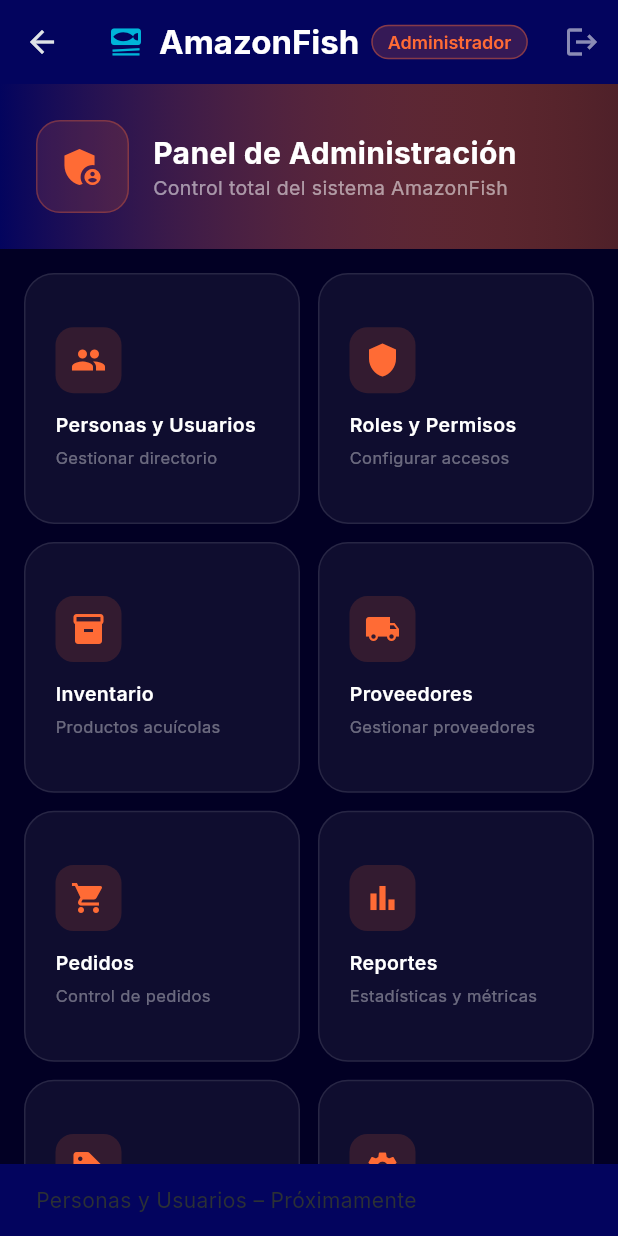
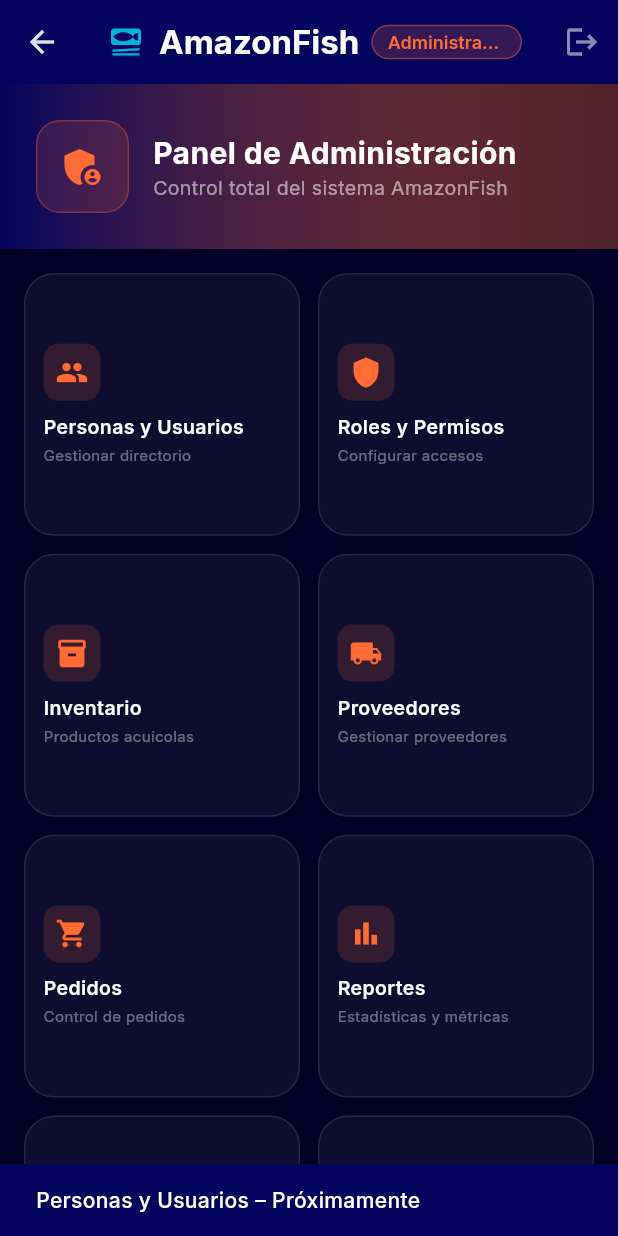
Before and after one commit to JoseProano/Proyecto_Construcci-n_Evoluci-n_Software_30743_GR09, a Flutter app: the _RoleScreen screen opened directly, after a tap on "Personas y Usuarios", on a phone screen of 412 x 824 dp. Run offline on Flutter 3.47's test engine with Material 3 defaults, Android fonts, the phone set to English and light mode, and no system bars; our stand-ins replace google_fonts, shared_preferences; accounts and stored records are empty.

Commit message:
fix: resolve mobile app layout overflows and snackbar text contrast

```diff
--- a/app/lib/screens/admin_screen.dart
+++ b/app/lib/screens/admin_screen.dart
@@ -118,7 +118,8 @@ class _RoleScreen extends StatelessWidget {
               style: GoogleFonts.inter(fontWeight: FontWeight.w700, color: Colors.white),
             ),
             const SizedBox(width: 8),
-            Container(
+            Flexible(
+              child: Container(
                 padding: const EdgeInsets.symmetric(horizontal: 10, vertical: 3),
                 decoration: BoxDecoration(
                   color: roleColor.withOpacity(0.2),
@@ -129,6 +130,8 @@ class _RoleScreen extends StatelessWidget {
                   title,
                   style: GoogleFonts.inter(
                     fontSize: 12, color: roleColor, fontWeight: FontWeight.w600),
+                  overflow: TextOverflow.ellipsis,
+                ),
               ),
             ),
           ],
@@ -172,19 +175,25 @@ class _RoleScreen extends StatelessWidget {
                   child: Icon(icon, color: roleColor, size: 32),
                 ),
                 const SizedBox(width: 16),
-                Column(
+                Expanded(
+                  child: Column(
                     crossAxisAlignment: CrossAxisAlignment.start,
                     children: [
                       Text(
                         greeting,
                         style: GoogleFonts.inter(
                           fontSize: 20, fontWeight: FontWeight.w700, color: Colors.white),
+                        maxLines: 1,
+                        overflow: TextOverflow.ellipsis,
                       ),
                       Text(
                         description,
                         style: GoogleFonts.inter(fontSize: 13, color: Colors.white54),
+                        maxLines: 2,
+                        overflow: TextOverflow.ellipsis,
                       ),
                     ],
+                  ),
                 ),
               ],
             ),
@@ -198,7 +207,7 @@ class _RoleScreen extends StatelessWidget {
                 crossAxisCount: 2,
                 crossAxisSpacing: 12,
                 mainAxisSpacing: 12,
-                childAspectRatio: 1.1,
+                childAspectRatio: 1.05,
               ),
               itemCount: menuItems.length,
               itemBuilder: (_, i) => _MenuCard(
@@ -227,14 +236,20 @@ class _MenuCard extends StatelessWidget {
         onTap: () {
           ScaffoldMessenger.of(context).showSnackBar(
             SnackBar(
-              content: Text('${item.title} – Próximamente'),
+              content: Text(
+                '${item.title} – Próximamente',
+                style: GoogleFonts.inter(
+                  color: Colors.white,
+                  fontWeight: FontWeight.w500,
+                ),
+              ),
               backgroundColor: const Color(0xFF03045E),
               duration: const Duration(seconds: 1),
             ),
           );
         },
         child: Container(
-          padding: const EdgeInsets.all(20),
+          padding: const EdgeInsets.all(12),
           decoration: BoxDecoration(
             color: Colors.white.withOpacity(0.05),
             borderRadius: BorderRadius.circular(20),
@@ -245,24 +260,25 @@ class _MenuCard extends StatelessWidget {
             mainAxisAlignment: MainAxisAlignment.center,
             children: [
               Container(
-                padding: const EdgeInsets.all(10),
+                padding: const EdgeInsets.all(8),
                 decoration: BoxDecoration(
                   color: color.withOpacity(0.15),
-                  borderRadius: BorderRadius.circular(12),
+                  borderRadius: BorderRadius.circular(10),
                 ),
-                child: Icon(item.icon, color: color, size: 24),
+                child: Icon(item.icon, color: color, size: 22),
               ),
-              const SizedBox(height: 12),
+              const SizedBox(height: 8),
               Text(
                 item.title,
                 style: GoogleFonts.inter(
                   fontSize: 13, fontWeight: FontWeight.w600, color: Colors.white),
                 maxLines: 2,
+                overflow: TextOverflow.ellipsis,
               ),
-              const SizedBox(height: 4),
+              const SizedBox(height: 2),
               Text(
                 item.subtitle,
-                style: GoogleFonts.inter(fontSize: 11, color: Colors.white38),
+                style: GoogleFonts.inter(fontSize: 10, color: Colors.white38),
                 maxLines: 1,
                 overflow: TextOverflow.ellipsis,
               ),
```
Lines whose indentation alone changed are shown as unchanged.
